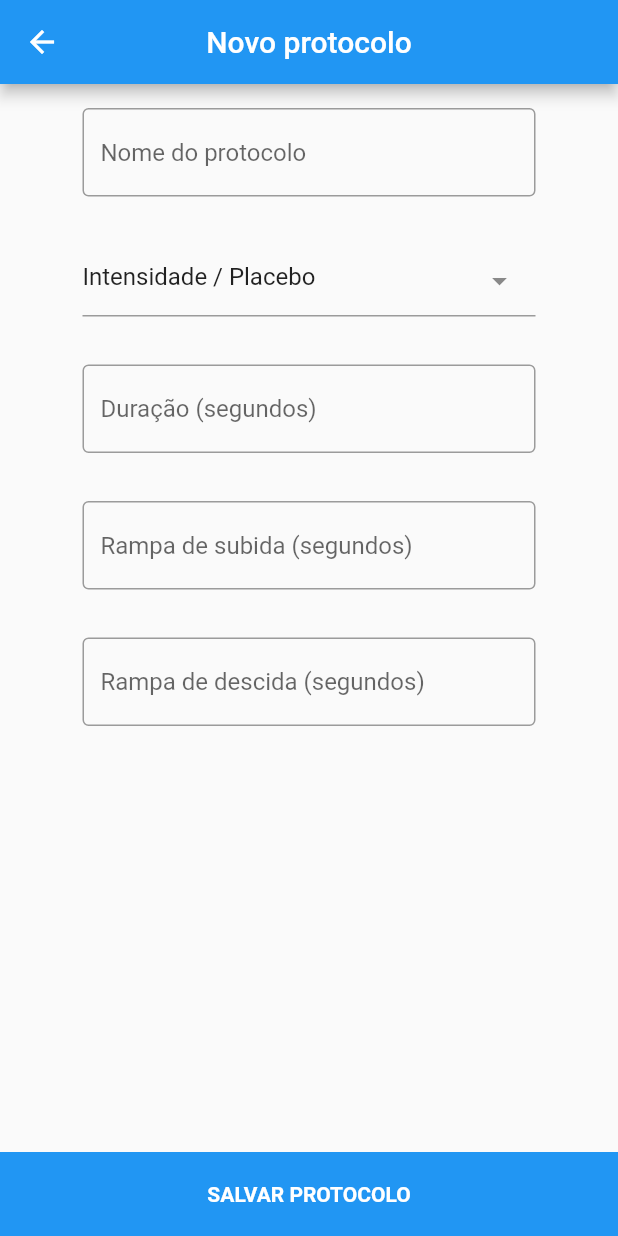
After one commit to nestorufpe/OpentDCS-Mobile, a Flutter app: the ProtocolPage screen opened directly, on a phone screen of 412 x 824 dp. The commit adds this screen. Run offline on Flutter 3.47's test engine with Material 2 defaults, Android fonts, the light colour scheme and no system bars; drawn by our look-alikes of dropdown_search; our stand-ins replace adaptive_dialog, fancy_bottom_navigation, flutter_easyloading, flutter_neumorphic, get, get_storage and 2 more; missing offline and left inert: animated_floating_buttons, direct_select_flutter, flutter_radar_chart, pausable_timer; accounts and stored records are empty.

Commit message:
Adiciona tela de novo protocolo

```diff
--- /dev/null
+++ b/lib/screens/protocol_create_edit.dart
@@ -0,0 +1,95 @@
+import 'package:flutter/material.dart';
+import 'package:flutter/src/foundation/key.dart';
+import 'package:flutter/src/widgets/container.dart';
+import 'package:flutter/src/widgets/framework.dart';
+import 'package:dropdown_search/dropdown_search.dart';
+
+Widget SelectStudy(BuildContext context) {
+  return DropdownSearch<String>(
+    items: ["0.1 mA", "0.2 mA", "0.3 mA", "0.4 mA", "Placebo"],
+    dropdownSearchDecoration: InputDecoration(
+        // labelText: "Meus estudos",
+        // hintText: "country in menu mode",
+        ),
+    onChanged: print,
+    selectedItem: "Intensidade / Placebo",
+  );
+}
+
+class ProtocolPage extends StatelessWidget {
+  const ProtocolPage({Key? key}) : super(key: key);
+
+  @override
+  Widget build(BuildContext context) {
+    return Scaffold(
+      appBar: AppBar(
+        centerTitle: true,
+        title: Text('Novo protocolo'),
+      ),
+      body: Column(
+        crossAxisAlignment: CrossAxisAlignment.start,
+        children: [
+          Padding(
+              padding: EdgeInsets.symmetric(horizontal: 55, vertical: 16),
+              child: TextField(
+                decoration: InputDecoration(
+                  border: OutlineInputBorder(),
+                  hintText: 'Nome do protocolo',
+                ),
+              )),
+          Padding(
+              padding: EdgeInsets.symmetric(horizontal: 55, vertical: 16),
+              child: SelectStudy(context)),
+          Padding(
+              padding: EdgeInsets.symmetric(horizontal: 55, vertical: 16),
+              child: TextField(
+                keyboardType: TextInputType.number,
+                decoration: InputDecoration(
+                  border: OutlineInputBorder(),
+                  hintText: 'Duração (segundos)',
+                ),
+              )),
+          Padding(
+              padding: EdgeInsets.symmetric(horizontal: 55, vertical: 16),
+              child: TextField(
+                keyboardType: TextInputType.number,
+                decoration: InputDecoration(
+                  border: OutlineInputBorder(),
+                  hintText: 'Rampa de subida (segundos)',
+                ),
+              )),
+          Padding(
+              padding: EdgeInsets.symmetric(horizontal: 55, vertical: 16),
+              child: TextField(
+                keyboardType: TextInputType.number,
+                decoration: InputDecoration(
+                  border: OutlineInputBorder(),
+                  hintText: 'Rampa de descida (segundos)',
+                ),
+              )),
+        ],
+      ),
+      bottomNavigationBar: Material(
+        color: Colors.blue,
+        child: InkWell(
+          onTap: () {
+            //print('called on tap');
+          },
+          child: const SizedBox(
+            height: kToolbarHeight,
+            width: double.infinity,
+            child: Center(
+              child: Text(
+                'SALVAR PROTOCOLO',
+                style: TextStyle(
+                  color: Colors.white,
+                  fontWeight: FontWeight.bold,
+                ),
+              ),
+            ),
+          ),
+        ),
+      ),
+    );
+  }
+}
--- a/lib/screens/samplepage_protocol.dart
+++ b/lib/screens/samplepage_protocol.dart
@@ -5,6 +5,7 @@ import 'package:opentdcsapp/controller/ctdcs.dart';
 import 'package:opentdcsapp/screens/addsamplepage.dart';
 import 'package:opentdcsapp/screens/profile.dart';
 import 'package:animated_floating_buttons/animated_floating_buttons.dart';
+import 'package:opentdcsapp/screens/protocol_create_edit.dart';
 
 final c = Get.put(ControllerTdcs.to);
 
@@ -25,7 +26,9 @@ Widget float1() {
 Widget float2() {
   return Container(
     child: FloatingActionButton(
-      onPressed: null,
+      onPressed: () {
+        Get.to(ProtocolPage());
+      },
       heroTag: "btn2",
       tooltip: 'Criar novo protocolo',
       child: Icon(Icons.add),
```
